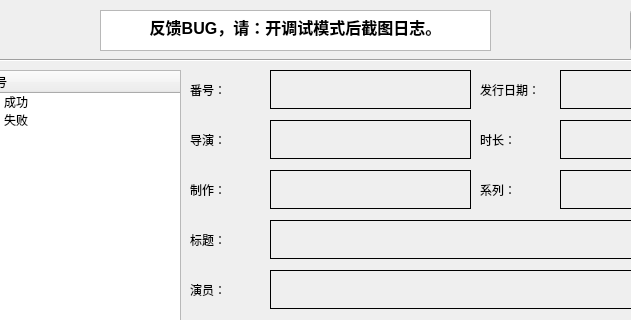
kejizhihui/av-profile-photo, file AVDC.ui: the form before one commit; both pictures show x 250 to 881 and y 0 to 320 of the 1025 by 720 pixel window.
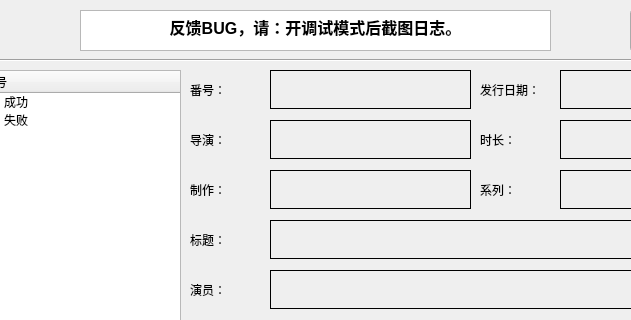
The form after the commit. The open tabs and pages were chosen to show the change.

Patch:
```diff
--- a/AVDC.ui
+++ b/AVDC.ui
@@ -43,9 +43,9 @@
      <widget class="QTextBrowser" name="textBrowser_warning">
       <property name="geometry">
        <rect>
-        <x>120</x>
+        <x>100</x>
         <y>10</y>
-        <width>391</width>
+        <width>471</width>
         <height>41</height>
        </rect>
       </property>
```
Left out of the diff: 2 changed lines with no effect on the pictures.
